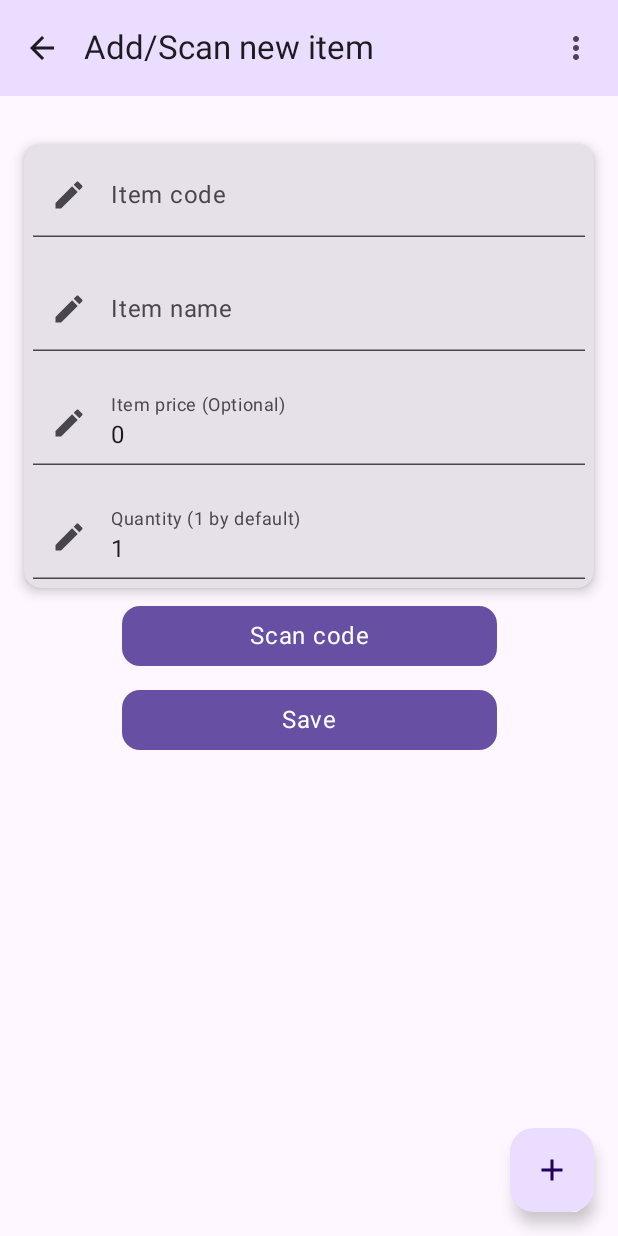
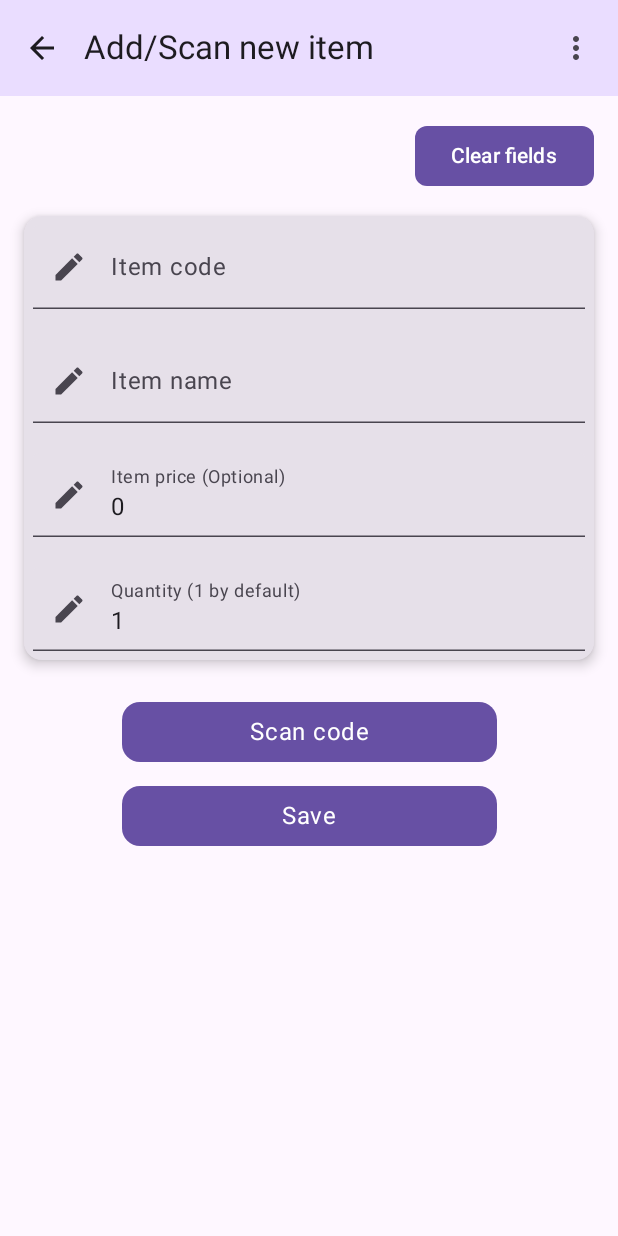
Before and after one commit to Snowtouch/Barcode-Scanner-Database-Google-Play-release-v1.0.1, an Android app built with Jetpack Compose: the AddItemScreen screen opened through its navigation route, on a phone screen of 412 x 824 dp. Run offline under Robolectric (Android 15) with nearby library versions, the phone set to English and light mode, and no system bars; our stand-ins replace Dagger/Hilt's generated code, Room's generated code; libraries missing offline, so code that uses them is left out: com.google.mlkit.vision.

Commit message:
Some UI functions added

```diff
--- a/app/build.gradle
+++ b/app/build.gradle
@@ -81,6 +81,7 @@ dependencies {
     implementation "com.google.dagger:hilt-android:2.44"
     kapt "com.google.dagger:hilt-compiler:2.44"
     implementation 'androidx.hilt:hilt-navigation-compose:1.0.0'
+    implementation 'com.google.android.gms:play-services-code-scanner:16.0.0'
 }
 kapt {
     correctErrorTypes true
--- a/app/src/main/AndroidManifest.xml
+++ b/app/src/main/AndroidManifest.xml
@@ -23,6 +23,9 @@
                 <category android:name="android.intent.category.LAUNCHER" />
             </intent-filter>
         </activity>
+        <meta-data
+            android:name="com.google.mlkit.vision.DEPENDENCIES"
+            android:value="barcode_ui"/>
     </application>
 
 </manifest>
--- a/app/src/main/java/com/example/barcodetodb/modules/AppModule.kt
+++ b/app/src/main/java/com/example/barcodetodb/modules/AppModule.kt
@@ -52,4 +52,5 @@ object AppModule {
         return MainScreenViewModel(OfflineItemsRepository)
     }
 
+
 }
--- a/app/src/main/java/com/example/barcodetodb/ui/AddItemScreen.kt
+++ b/app/src/main/java/com/example/barcodetodb/ui/AddItemScreen.kt
@@ -1,5 +1,6 @@
 package com.example.barcodetodb.ui
 
+import android.content.Context
 import androidx.compose.foundation.layout.Column
 import androidx.compose.foundation.layout.Spacer
 import androidx.compose.foundation.layout.defaultMinSize
@@ -8,18 +9,20 @@ import androidx.compose.foundation.layout.fillMaxWidth
 import androidx.compose.foundation.layout.padding
 import androidx.compose.foundation.text.KeyboardActions
 import androidx.compose.foundation.text.KeyboardOptions
+import androidx.compose.material.icons.Icons
+import androidx.compose.material.icons.filled.Clear
 import androidx.compose.material3.Button
 import androidx.compose.material3.Card
 import androidx.compose.material3.CardDefaults
 import androidx.compose.material3.Icon
+import androidx.compose.material3.IconButton
 import androidx.compose.material3.MaterialTheme
 import androidx.compose.material3.MaterialTheme.shapes
-import androidx.compose.material3.SnackbarHostState
+import androidx.compose.material3.Shapes
 import androidx.compose.material3.Text
 import androidx.compose.material3.TextField
 import androidx.compose.material3.TextFieldDefaults
 import androidx.compose.runtime.Composable
-import androidx.compose.runtime.remember
 import androidx.compose.runtime.rememberCoroutineScope
 import androidx.compose.ui.Alignment
 import androidx.compose.ui.Modifier
@@ -38,9 +41,9 @@ import kotlinx.coroutines.launch
 @Composable
 fun AddItemScreen(
     navController: NavController,
-    addItemViewModel: AddItemViewModel = viewModel()
+    viewModel: AddItemViewModel = viewModel(),
+    context: Context = LocalContext.current
 ){
-    val snackbarHostState = remember { SnackbarHostState() }
     val scope = rememberCoroutineScope()
 
     Column(
@@ -49,6 +52,14 @@ fun AddItemScreen(
             .fillMaxSize()
             .padding(16.dp)
     ) {
+        Button(
+            modifier = Modifier
+                .align(Alignment.End),
+            onClick = { viewModel.resetTextFields() },
+            shape = shapes.small
+        ) {
+            Text(text = "Clear fields")
+        }
         Card(
             modifier = Modifier
                 .fillMaxWidth()
@@ -56,8 +67,8 @@ fun AddItemScreen(
             elevation = CardDefaults.cardElevation(defaultElevation = 5.dp),
         ) {
             TextField(
-                value = addItemViewModel.itemUiState.itemDetails.code,
-                onValueChange = { addItemViewModel.updateUiState(addItemViewModel.itemUiState.itemDetails.copy(code = it)) },
+                value = viewModel.itemUiState.itemDetails.code,
+                onValueChange = { viewModel.updateUiState(viewModel.itemUiState.itemDetails.copy(code = it)) },
                 modifier = Modifier
                     .padding(6.dp)
                     .fillMaxWidth(),
@@ -72,8 +83,8 @@ fun AddItemScreen(
             Spacer(modifier = Modifier.padding(4.dp))
 
             TextField(
-                value = addItemViewModel.itemUiState.itemDetails.name,
-                onValueChange = { addItemViewModel.updateUiState(addItemViewModel.itemUiState.itemDetails.copy(name = it)) },
+                value = viewModel.itemUiState.itemDetails.name,
+                onValueChange = { viewModel.updateUiState(viewModel.itemUiState.itemDetails.copy(name = it)) },
                 modifier = Modifier
                     .padding(6.dp)
                     .fillMaxWidth(),
@@ -88,8 +99,8 @@ fun AddItemScreen(
             Spacer(modifier = Modifier.padding(4.dp))
 
             TextField(
-                value = addItemViewModel.itemUiState.itemDetails.price ?: "",
-                onValueChange = { addItemViewModel.updateUiState(addItemViewModel.itemUiState.itemDetails.copy(price = it)) },
+                value = viewModel.itemUiState.itemDetails.price ?: "",
+                onValueChange = { viewModel.updateUiState(viewModel.itemUiState.itemDetails.copy(price = it)) },
                 modifier = Modifier
                     .padding(6.dp)
                     .fillMaxWidth(),
@@ -104,8 +115,8 @@ fun AddItemScreen(
             Spacer(modifier = Modifier.padding(4.dp))
 
             TextField(
-                value = addItemViewModel.itemUiState.itemDetails.quantity ?: "",
-                onValueChange = { addItemViewModel.updateUiState(addItemViewModel.itemUiState.itemDetails.copy(quantity = it)) },
+                value = viewModel.itemUiState.itemDetails.quantity ?: "",
+                onValueChange = { viewModel.updateUiState(viewModel.itemUiState.itemDetails.copy(quantity = it)) },
                 modifier = Modifier
                     .padding(6.dp)
                     .fillMaxWidth(),
@@ -119,9 +130,11 @@ fun AddItemScreen(
             )
         }
         Button(
-            onClick = { },
+            onClick = {
+                viewModel.scanNewCode(context)
+                      },
             modifier = Modifier
-                .padding(top = 8.dp)
+                .padding(top = 24.dp)
                 .defaultMinSize(250.dp),
             shape = shapes.medium)
         {
@@ -130,7 +143,7 @@ fun AddItemScreen(
         Button(
             onClick = {
                 scope.launch {
-                    addItemViewModel.saveNewItem()
+                    viewModel.saveNewItem()
                 }
                 navController.popBackStack()
             },
@@ -143,7 +156,6 @@ fun AddItemScreen(
         }
     }
 }
-
 @Preview
 @Composable
 fun AddItemScreenPreview() {
--- a/app/src/main/java/com/example/barcodetodb/ui/MainScreenViewModel.kt
+++ b/app/src/main/java/com/example/barcodetodb/ui/MainScreenViewModel.kt
@@ -15,7 +15,6 @@ class MainScreenViewModel @Inject constructor(private val OfflineItemsRepository
 ) : ViewModel() {
     private val _itemFlow = MutableStateFlow<List<Item>>(emptyList())
     val itemFlow: StateFlow<List<Item>> get() = _itemFlow
-
     init {
         viewModelScope.launch {
             OfflineItemsRepository.getAllItemsStream().collect {
--- a/app/src/main/java/com/example/barcodetodb/ui/StartScreen.kt
+++ b/app/src/main/java/com/example/barcodetodb/ui/StartScreen.kt
@@ -68,7 +68,9 @@ fun BarcodeApp(
                 )
                      },
             snackbarHost = { },
-            floatingActionButton = { AddFloatingActionButton { navController.navigate(AppScreen.AddItem.name) } },
+            floatingActionButton = {
+                if (currentScreen != AppScreen.AddItem) {
+                    AddFloatingActionButton { navController.navigate(AppScreen.AddItem.name) } } },
             floatingActionButtonPosition = FabPosition.End
         ){ innerPadding ->
 
```
Also changed, not shown: app/src/main/java/com/example/barcodetodb/ui/AddItemViewModel.kt (+25 -0 lines), app/src/main/java/com/example/barcodetodb/ui/MainScreen.kt (+44 -10 lines).
